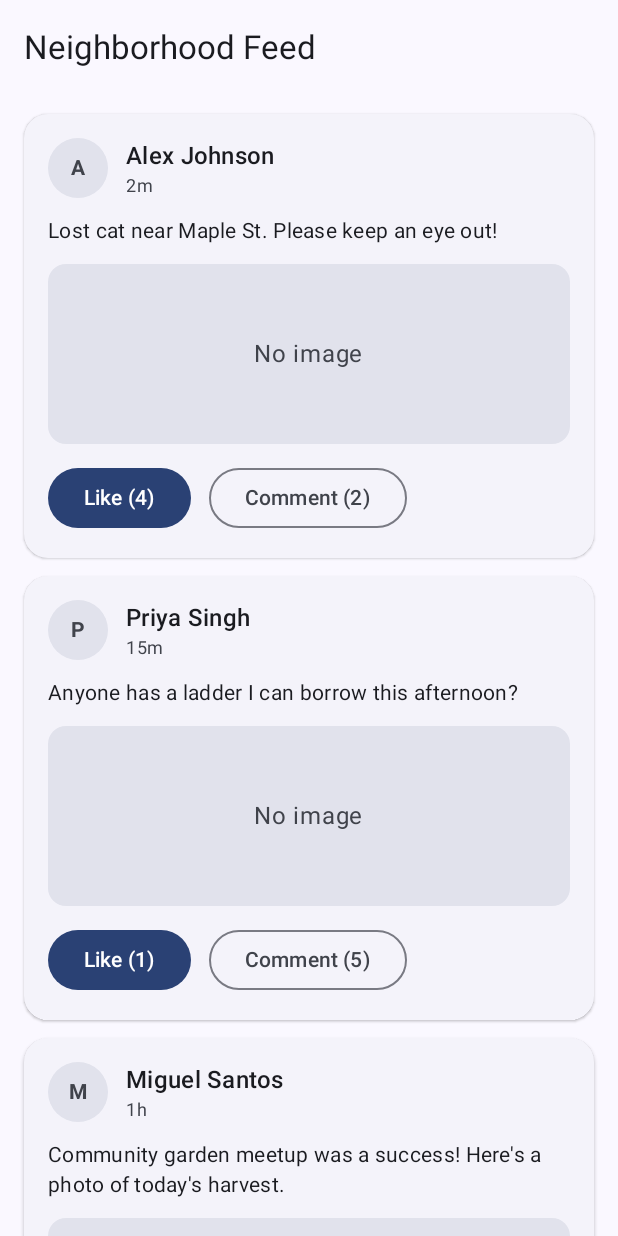
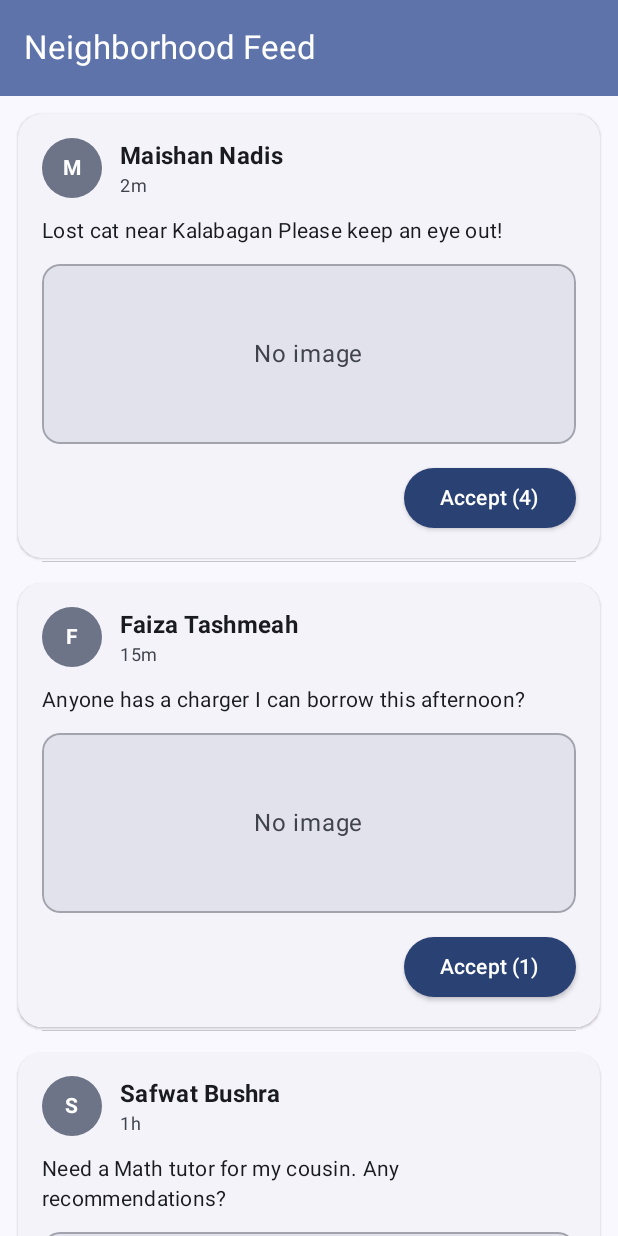
Before and after one commit to sindeedindeed/neighborhood-helper, an Android app built with Jetpack Compose: the screen it shows after launch (MainActivity), on a phone screen of 412 x 824 dp. Run offline under Robolectric (Android 15) with nearby library versions, the phone set to English and light mode, and no system bars.

Commit message:
update2 feed-page

```diff
--- a/app/src/main/java/com/example/neighborhoodhelper/ui/feed/FeedScreen.kt
+++ b/app/src/main/java/com/example/neighborhoodhelper/ui/feed/FeedScreen.kt
@@ -3,22 +3,26 @@
 package com.example.neighborhoodhelper.ui.feed
 
 import androidx.compose.foundation.background
+import androidx.compose.foundation.border
 import androidx.compose.foundation.layout.*
 import androidx.compose.foundation.lazy.LazyColumn
-import androidx.compose.foundation.lazy.items
+import androidx.compose.foundation.lazy.itemsIndexed
 import androidx.compose.foundation.shape.CircleShape
 import androidx.compose.foundation.shape.RoundedCornerShape
+import androidx.compose.material3.Divider
+import androidx.compose.material3.ElevatedButton
 import androidx.compose.material3.ElevatedCard
 import androidx.compose.material3.MaterialTheme
 import androidx.compose.material3.Scaffold
+import androidx.compose.material3.Text
 import androidx.compose.material3.TopAppBar
-import androidx.compose.material3.Text
-import androidx.compose.material3.Button
-import androidx.compose.material3.OutlinedButton
+import androidx.compose.material3.TopAppBarDefaults
+import androidx.compose.material3.ButtonDefaults
 import androidx.compose.runtime.Composable
 import androidx.compose.ui.Alignment
 import androidx.compose.ui.Modifier
 import androidx.compose.ui.draw.clip
+import androidx.compose.ui.graphics.Color
 import androidx.compose.ui.text.font.FontWeight
 import androidx.compose.ui.text.style.TextOverflow
 import androidx.compose.ui.tooling.preview.Preview
@@ -33,23 +37,43 @@ fun FeedScreen(viewModel: FeedViewModel) {
     val posts = postsState.value
 
     Scaffold(
+        containerColor = MaterialTheme.colorScheme.background,
         topBar = {
-            TopAppBar(title = { Text("Neighborhood Feed") })
+            TopAppBar(
+                title = {
+                    Text(
+                        "Neighborhood Feed",
+                        color = Color.White,
+                        style = MaterialTheme.typography.titleLarge,
+                    )
+                },
+                colors = TopAppBarDefaults.topAppBarColors(
+                    containerColor = MaterialTheme.colorScheme.primaryContainer,
+                    titleContentColor = Color.White
+                )
+            )
         }
     ) { innerPadding ->
         LazyColumn(
             modifier = Modifier
                 .fillMaxSize()
                 .padding(innerPadding),
-            contentPadding = PaddingValues(vertical = 12.dp),
+            contentPadding = PaddingValues(horizontal = 12.dp, vertical = 12.dp),
             verticalArrangement = Arrangement.spacedBy(12.dp)
         ) {
-            items(posts, key = { it.id }) { post ->
+            itemsIndexed(posts, key = { _, item -> item.id }) { index, post ->
                 PostCard(
                     post = post,
-                    onLike = { viewModel.like(post.id) },
-                    onComment = { viewModel.comment(post.id) }
+                    onAccept = { viewModel.accept(post.id) }
                 )
+
+                if (index < posts.lastIndex) {
+                    Divider(
+                        modifier = Modifier.padding(horizontal = 16.dp, vertical = 2.dp),
+                        color = MaterialTheme.colorScheme.outlineVariant.copy(alpha = 0.4f),
+                        thickness = 0.5.dp
+                    )
+                }
             }
         }
     }
@@ -58,13 +82,11 @@ fun FeedScreen(viewModel: FeedViewModel) {
 @Composable
 private fun PostCard(
     post: Post,
-    onLike: () -> Unit,
-    onComment: () -> Unit,
+    onAccept: () -> Unit,
 ) {
     ElevatedCard(
         modifier = Modifier
-            .fillMaxWidth()
-            .padding(horizontal = 16.dp),
+            .fillMaxWidth(),
         shape = RoundedCornerShape(16.dp)
     ) {
         Column(
@@ -80,7 +102,7 @@ private fun PostCard(
                 Column(modifier = Modifier.weight(1f)) {
                     Text(
                         text = post.username,
-                        style = MaterialTheme.typography.titleMedium,
+                        style = MaterialTheme.typography.titleMedium.copy(fontWeight = FontWeight.Bold),
                         maxLines = 1,
                         overflow = TextOverflow.Ellipsis
                     )
@@ -94,16 +116,22 @@ private fun PostCard(
 
             // Content text
             if (post.content.isNotBlank()) {
-                Text(text = post.content, style = MaterialTheme.typography.bodyMedium)
+                Text(
+                    text = post.content,
+                    style = MaterialTheme.typography.bodyMedium,
+                    color = MaterialTheme.colorScheme.onSurface
+                )
             }
 
-            // Optional image or placeholder
+            // Optional image or placeholder with rounded corners and subtle border
+            val imageShape = RoundedCornerShape(12.dp)
             if (!post.imageUrl.isNullOrBlank()) {
                 Box(
                     modifier = Modifier
                         .fillMaxWidth()
                         .heightIn(min = 160.dp)
-                        .clip(RoundedCornerShape(12.dp))
+                        .clip(imageShape)
+                        .border(width = 1.dp, color = MaterialTheme.colorScheme.outlineVariant, shape = imageShape)
                         .background(MaterialTheme.colorScheme.surfaceVariant),
                     contentAlignment = Alignment.Center
                 ) {
@@ -114,7 +142,8 @@ private fun PostCard(
                     modifier = Modifier
                         .fillMaxWidth()
                         .height(120.dp)
-                        .clip(RoundedCornerShape(12.dp))
+                        .clip(imageShape)
+                        .border(width = 1.dp, color = MaterialTheme.colorScheme.outlineVariant.copy(alpha = 0.6f), shape = imageShape)
                         .background(MaterialTheme.colorScheme.surfaceVariant),
                     contentAlignment = Alignment.Center
                 ) {
@@ -122,16 +151,22 @@ private fun PostCard(
                 }
             }
 
-            // Actions
+            // Single Accept action button
             Row(
-                horizontalArrangement = Arrangement.spacedBy(12.dp),
+                modifier = Modifier.fillMaxWidth(),
+                horizontalArrangement = Arrangement.End,
                 verticalAlignment = Alignment.CenterVertically
             ) {
-                Button(onClick = onLike) {
-                    Text("Like (${post.likes})")
-                }
-                OutlinedButton(onClick = onComment) {
-                    Text("Comment (${post.comments})")
+                ElevatedButton(
+                    onClick = onAccept,
+                    shape = RoundedCornerShape(24.dp),
+                    colors = ButtonDefaults.elevatedButtonColors(
+                        containerColor = MaterialTheme.colorScheme.primary,
+                        contentColor = MaterialTheme.colorScheme.onPrimary
+                    ),
+                    elevation = ButtonDefaults.elevatedButtonElevation(defaultElevation = 2.dp, pressedElevation = 6.dp)
+                ) {
+                    Text("Accept (${post.likes})")
                 }
             }
         }
@@ -145,12 +180,16 @@ private fun Avatar(username: String) {
         modifier = Modifier
             .size(sizeDp)
             .clip(CircleShape)
-            .background(MaterialTheme.colorScheme.surfaceVariant),
+            .background(MaterialTheme.colorScheme.secondaryContainer),
         contentAlignment = Alignment.Center
     ) {
         // Initials placeholder
         val initial = username.firstOrNull()?.uppercaseChar()?.toString() ?: "?"
-        Text(initial, style = MaterialTheme.typography.labelLarge.copy(fontWeight = FontWeight.Bold), color = MaterialTheme.colorScheme.onSurfaceVariant)
+        Text(
+            initial,
+            style = MaterialTheme.typography.labelLarge.copy(fontWeight = FontWeight.Bold),
+            color = MaterialTheme.colorScheme.onSecondaryContainer
+        )
     }
 }
 
--- a/app/src/main/java/com/example/neighborhoodhelper/ui/feed/FeedViewModel.kt
+++ b/app/src/main/java/com/example/neighborhoodhelper/ui/feed/FeedViewModel.kt
@@ -10,18 +10,14 @@ import java.util.UUID
 
 class FeedViewModel : ViewModel() {
 
+
     private val _posts = MutableStateFlow(generateDummyPosts())
     val posts: StateFlow<List<Post>> = _posts.asStateFlow()
 
-    fun like(postId: String) {
+    // Accept action (uses likes as the accepted counter for now)
+    fun accept(postId: String) {
         _posts.update { list ->
             list.map { if (it.id == postId) it.copy(likes = it.likes + 1) else it }
-        }
-    }
-
-    fun comment(postId: String) {
-        _posts.update { list ->
-            list.map { if (it.id == postId) it.copy(comments = it.comments + 1) else it }
         }
     }
 
@@ -29,31 +25,31 @@ class FeedViewModel : ViewModel() {
         private fun generateDummyPosts(): List<Post> = listOf(
             Post(
                 id = UUID.randomUUID().toString(),
-                username = "Alex Johnson",
+                username = "Maishan Nadis",
                 userAvatarUrl = "",
                 timestamp = "2m",
-                content = "Lost cat near Maple St. Please keep an eye out!",
+                content = "Lost cat near Kalabagan Please keep an eye out!",
                 imageUrl = null,
                 likes = 4,
                 comments = 2
             ),
             Post(
                 id = UUID.randomUUID().toString(),
-                username = "Priya Singh",
+                username = "Faiza Tashmeah",
                 userAvatarUrl = "",
                 timestamp = "15m",
-                content = "Anyone has a ladder I can borrow this afternoon?",
+                content = "Anyone has a charger I can borrow this afternoon?",
                 imageUrl = null,
                 likes = 1,
                 comments = 5
             ),
             Post(
                 id = UUID.randomUUID().toString(),
-                username = "Miguel Santos",
+                username = "Safwat Bushra",
                 userAvatarUrl = "",
                 timestamp = "1h",
-                content = "Community garden meetup was a success! Here's a photo of today's harvest.",
-                imageUrl = "https://example.com/demo-image.jpg",
+                content = "Need a Math tutor for my cousin. Any recommendations?",
+                imageUrl = null,
                 likes = 12,
                 comments = 3
             )
```
